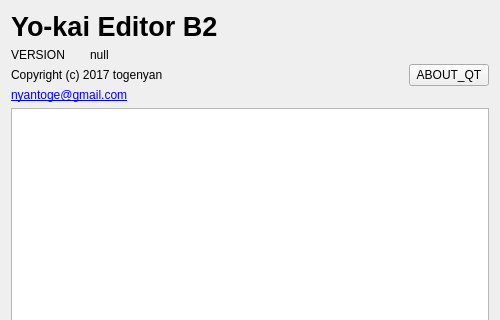
This is source-code/B2/src/ui/version_dialog.ui in nobodyF34R/ykw-editors as Qt 5 draws it before an edit; both pictures show x 0 to 500 and y 0 to 320 of the 500 by 500 pixel window. The edited form follows.
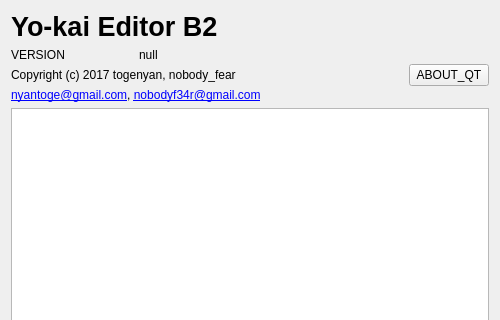
This is the edited form.

The edit to the form file:
```diff
--- a/source-code/B2/src/ui/version_dialog.ui
+++ b/source-code/B2/src/ui/version_dialog.ui
@@ -58,14 +58,14 @@
          <item>
           <widget class="QLabel" name="label_4">
            <property name="text">
-            <string notr="true">Copyright (c) 2017 togenyan</string>
+            <string notr="true">Copyright (c) 2017 togenyan, nobody_fear</string>
            </property>
           </widget>
          </item>
          <item>
           <widget class="QLabel" name="label_5">
            <property name="text">
-            <string notr="true">&lt;a href=&quot;mailto:nyantoge@gmail.com&quot;&gt;nyantoge@gmail.com&lt;/a&gt;</string>
+            <string notr="true">&lt;a href=&quot;mailto:nyantoge@gmail.com&quot;&gt;nyantoge@gmail.com&lt;/a&gt;, &lt;a href=&quot;mailto:nobodyf34r@gmail.com&quot;&gt;nobodyf34r@gmail.com&lt;/a&gt;</string>
            </property>
            <property name="textFormat">
             <enum>Qt::RichText</enum>
```
